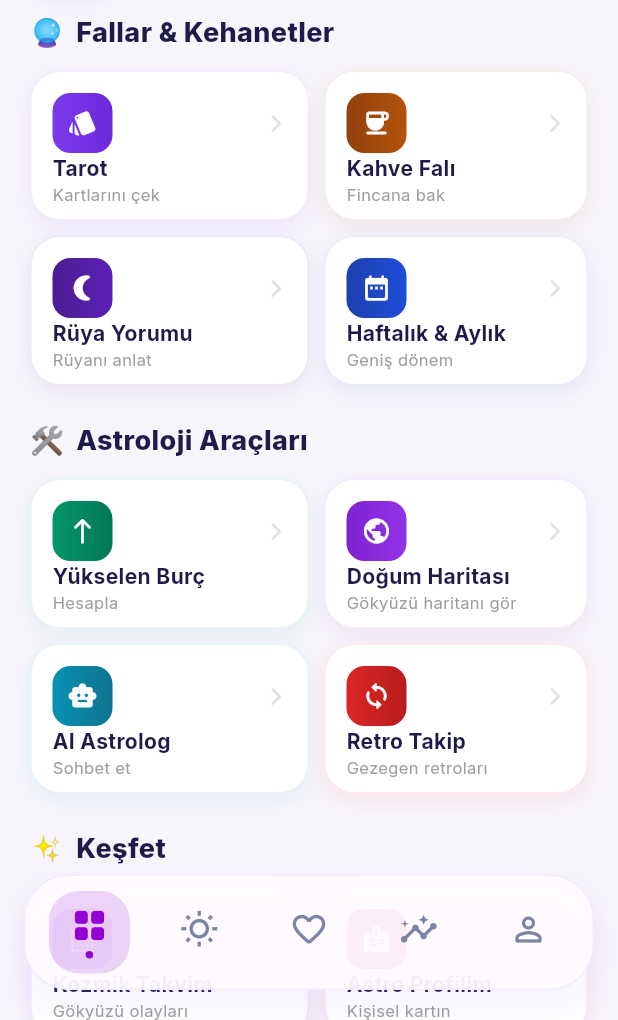
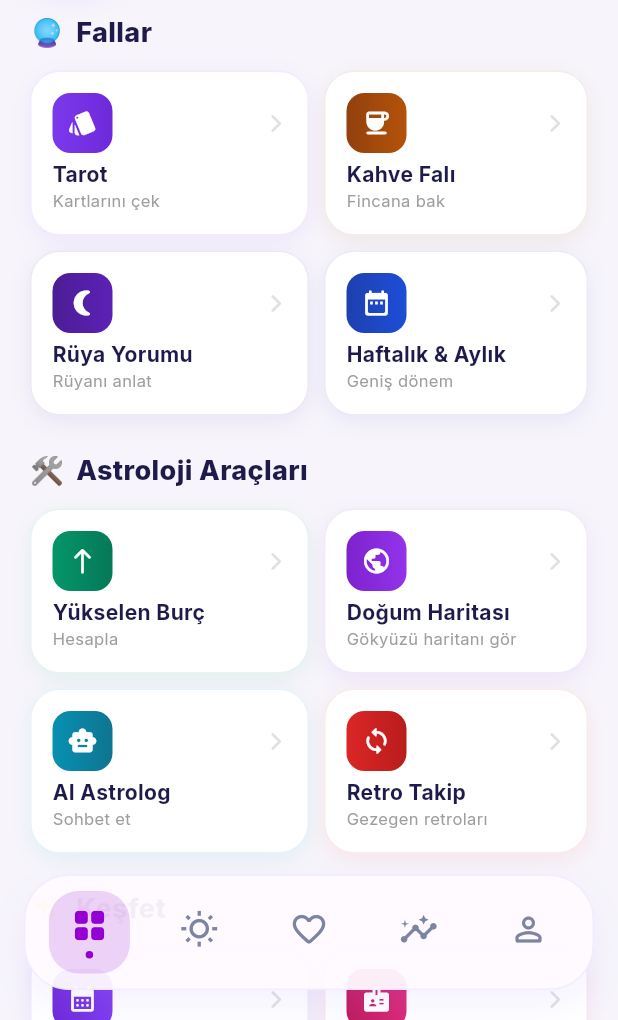
Before and after one commit to ceressa/Zodi, a Flutter app: the HomeScreen screen opened directly, on a phone screen of 412 x 824 dp, the part 216-1236 px from its top. Run offline on Flutter 3.47's test engine with Material 3 defaults, Android fonts, the phone set to English and light mode, and no system bars; drawn by our look-alikes of flutter_animate; our stand-ins replace cloud_firestore, confetti, firebase_analytics, firebase_auth, firebase_core, firebase_crashlytics and 12 more; missing offline and left inert: sweph; accounts and stored records are empty; generated files the repository leaves out were written again; network calls fail.

Commit message:
fix: keşfet ekranı — başlık ve overflow düzeltmesi
Başlık "Fallar & Kehanetler" → "Fallar" olarak kısaltıldı.
Kart yüksekliği 100→110px yapılarak bottom overflow hatası düzeltildi.

Co-Authored-By: Claude Opus 4.6 <noreply@anthropic.com>

```diff
--- a/lib/screens/explore_screen.dart
+++ b/lib/screens/explore_screen.dart
@@ -73,7 +73,7 @@ class ExploreScreen extends StatelessWidget {
           ],
 
           // ─── FEATURE SECTIONS ───
-          const _SectionTitle(emoji: '🔮', title: 'Fallar & Kehanetler'),
+          const _SectionTitle(emoji: '🔮', title: 'Fallar'),
           const SizedBox(height: 12),
           _FeatureRow(
             features: [
@@ -194,7 +194,7 @@ class ExploreScreen extends StatelessWidget {
               // Coming Soon placeholder
               Expanded(
                 child: Container(
-                  height: 100,
+                  height: 110,
                   decoration: BoxDecoration(
                     color: Colors.white,
                     borderRadius: BorderRadius.circular(20),
@@ -591,7 +591,7 @@ class _FeatureTile extends StatelessWidget {
   @override
   Widget build(BuildContext context) {
     return Container(
-      height: 100,
+      height: 110,
       decoration: BoxDecoration(
         color: Colors.white,
         borderRadius: BorderRadius.circular(20),
```
